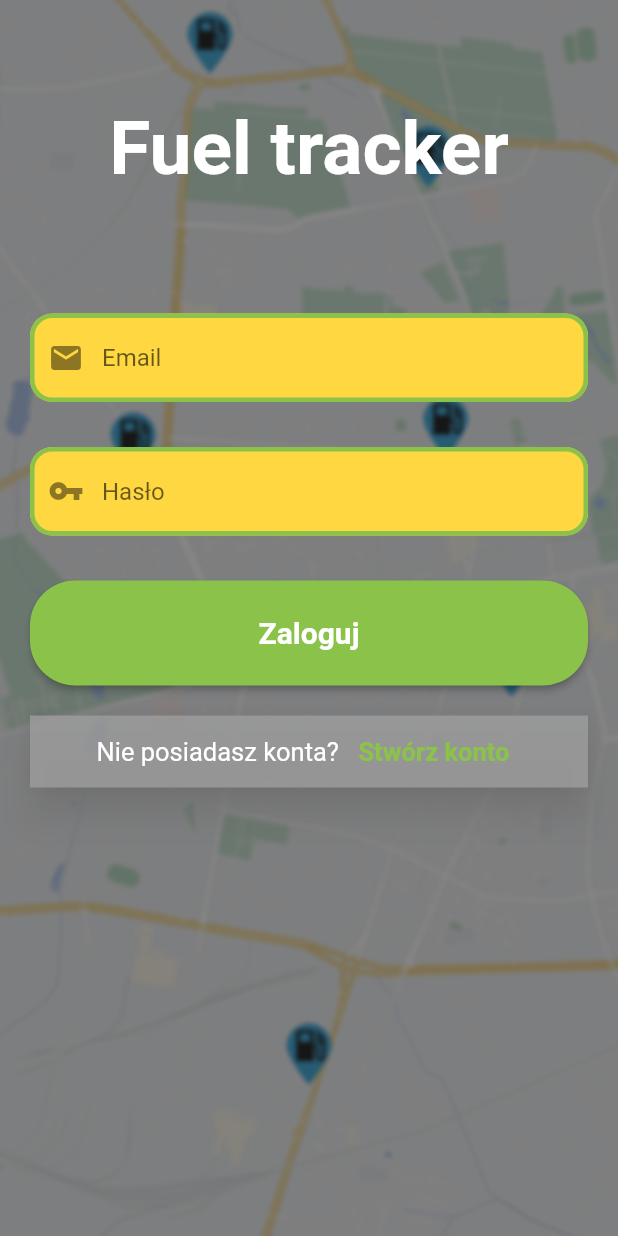
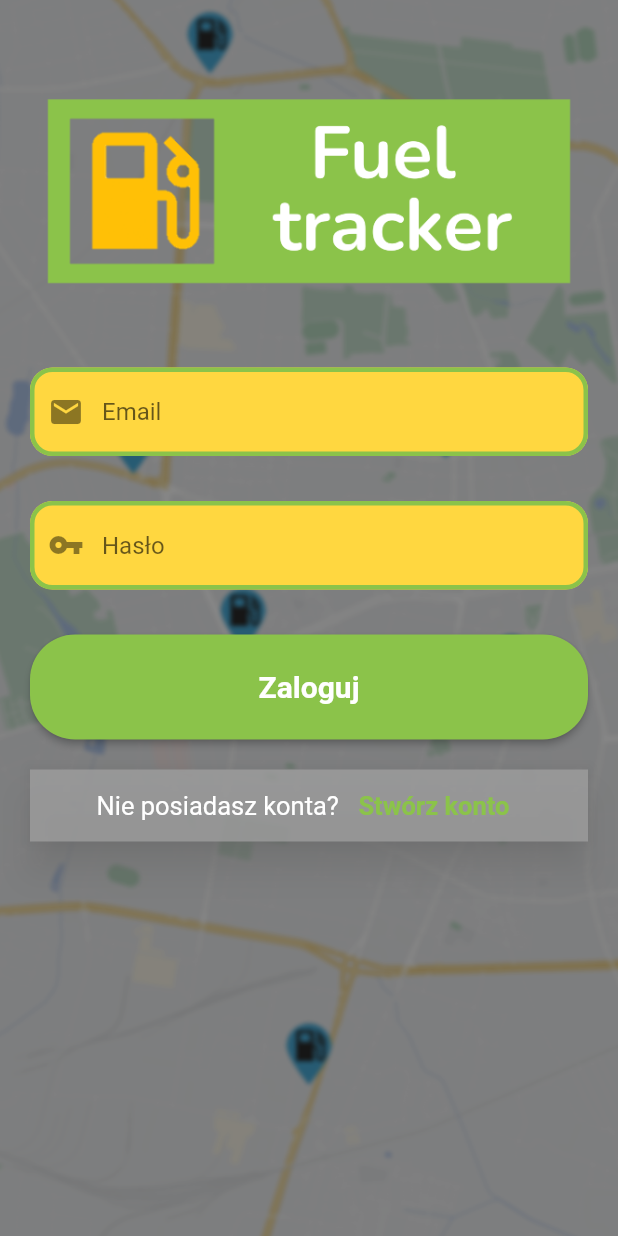
Before and after one commit to Shriz07/Fuel-tracker, a Flutter app: the screen it shows after launch, on a phone screen of 412 x 824 dp. Run offline on Flutter 3.47's test engine with Material 2 defaults, Android fonts, the phone set to English and light mode, and no system bars; our stand-ins replace cloud_firestore, firebase_auth, firebase_core, flutter_rating_bar, geolocator, google_maps_flutter; missing offline and left inert: time_ago_provider; accounts and stored records are empty.

Commit message:
Added logo

```diff
--- a/lib/Screens/Authentication/login.dart
+++ b/lib/Screens/Authentication/login.dart
@@ -51,32 +51,24 @@ class _LoginState extends State<Login> {
                 child: Column(
                   crossAxisAlignment: CrossAxisAlignment.start,
                   children: [
-                    SizedBox(height: 50),
+                    SizedBox(height: 30),
                     Center(
-                      child: Text(
-                        'Fuel tracker',
-                        style: TextStyle(
-                            fontSize: 50,
-                            fontWeight: FontWeight.bold,
-                            color: Colors.white),
-                      ),
-                    ),
-                    SizedBox(height: 80),
+                        child: Image(
+                      image: AssetImage('assets/logo.png'),
+                    )),
+                    SizedBox(height: 40),
                     TextFormField(
                       controller: _emailController,
-                      validator: (val) =>
-                          val!.isNotEmpty ? null : 'Podaj adres Email',
+                      validator: (val) => val!.isNotEmpty ? null : 'Podaj adres Email',
                       decoration: InputDecoration(
-                        errorStyle:
-                            TextStyle(color: Colors.yellow, fontSize: 15),
+                        errorStyle: TextStyle(color: Colors.yellow, fontSize: 15),
                         filled: true,
                         fillColor: Colors.amberAccent,
                         hintText: 'Email',
                         prefixIcon: Icon(Icons.mail),
                         enabledBorder: OutlineInputBorder(
                           borderRadius: BorderRadius.circular(15),
-                          borderSide: const BorderSide(
-                              color: Colors.lightGreen, width: 3.0),
+                          borderSide: const BorderSide(color: Colors.lightGreen, width: 3.0),
                         ),
                         border: const OutlineInputBorder(),
                       ),
@@ -84,20 +76,16 @@ class _LoginState extends State<Login> {
                     SizedBox(height: 30),
                     TextFormField(
                       controller: _passwordController,
-                      validator: (val) => val!.length < 6
-                          ? 'Podaj przynajmniej 6 znaków'
-                          : null,
+                      validator: (val) => val!.length < 6 ? 'Podaj przynajmniej 6 znaków' : null,
                       decoration: InputDecoration(
-                        errorStyle:
-                            TextStyle(color: Colors.yellow, fontSize: 15),
+                        errorStyle: TextStyle(color: Colors.yellow, fontSize: 15),
                         filled: true,
                         fillColor: Colors.amberAccent,
                         hintText: 'Hasło',
                         prefixIcon: Icon(Icons.vpn_key),
                         enabledBorder: OutlineInputBorder(
                           borderRadius: BorderRadius.circular(15),
-                          borderSide: const BorderSide(
-                              color: Colors.lightGreen, width: 3.0),
+                          borderSide: const BorderSide(color: Colors.lightGreen, width: 3.0),
                         ),
                         border: const OutlineInputBorder(),
                       ),
@@ -116,8 +104,7 @@ class _LoginState extends State<Login> {
                           }
                         },
                         height: 70,
-                        minWidth:
-                            loginProvider.isLoading ? null : double.infinity,
+                        minWidth: loginProvider.isLoading ? null : double.infinity,
                         color: Theme.of(context).primaryColor,
                         textColor: Colors.white,
                         shape: RoundedRectangleBorder(
@@ -153,10 +140,7 @@ class _LoginState extends State<Login> {
                             onPressed: () => widget.toggleScreen!(),
                             child: Text(
                               'Stwórz konto',
-                              style: TextStyle(
-                                  fontSize: 17,
-                                  fontWeight: FontWeight.bold,
-                                  color: Theme.of(context).primaryColor),
+                              style: TextStyle(fontSize: 17, fontWeight: FontWeight.bold, color: Theme.of(context).primaryColor),
                             ),
                           )
                         ],
@@ -165,8 +149,7 @@ class _LoginState extends State<Login> {
                     SizedBox(height: 20),
                     if (loginProvider.errorMessage != '')
                       Container(
-                        padding:
-                            EdgeInsets.symmetric(horizontal: 10, vertical: 5),
+                        padding: EdgeInsets.symmetric(horizontal: 10, vertical: 5),
                         color: Colors.amberAccent,
                         child: ListTile(
                           title: Text(loginProvider.errorMessage),
--- a/pubspec.yaml
+++ b/pubspec.yaml
@@ -60,6 +60,7 @@ flutter:
     - assets/petrol-marker.png
     - assets/login-background.png
     - assets/drop.png
+    - assets/logo.png
   # The following line ensures that the Material Icons font is
   # included with your application, so that you can use the icons in
   # the material Icons class.
```
Also changed, not shown: assets/logo.png (added).
